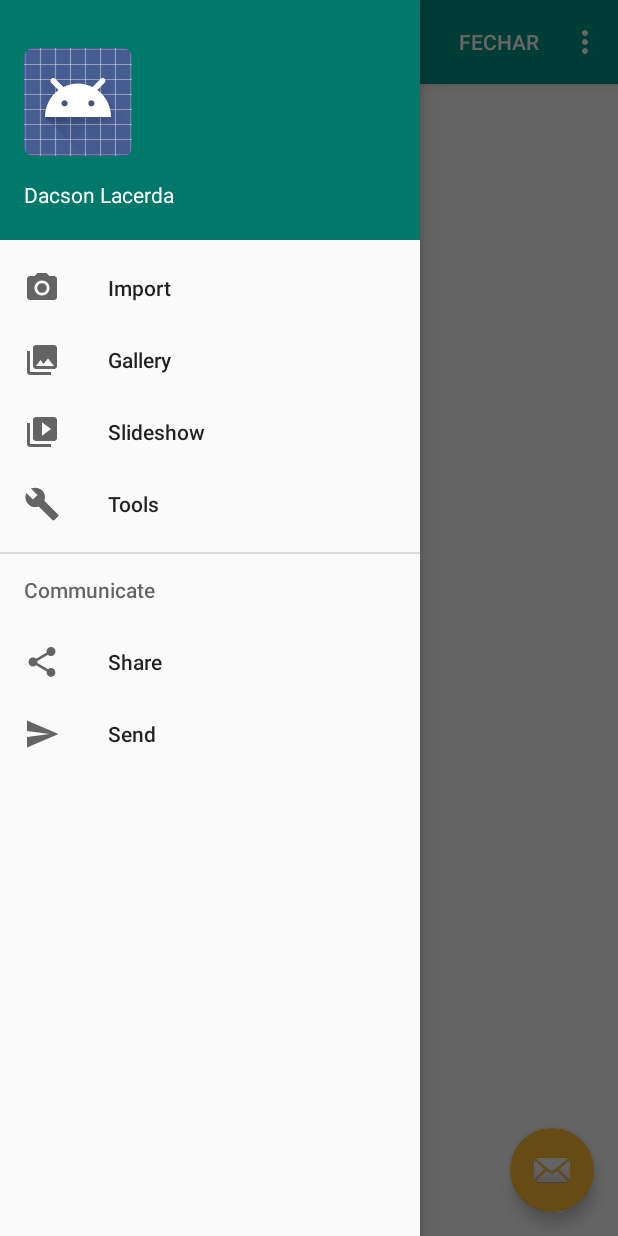
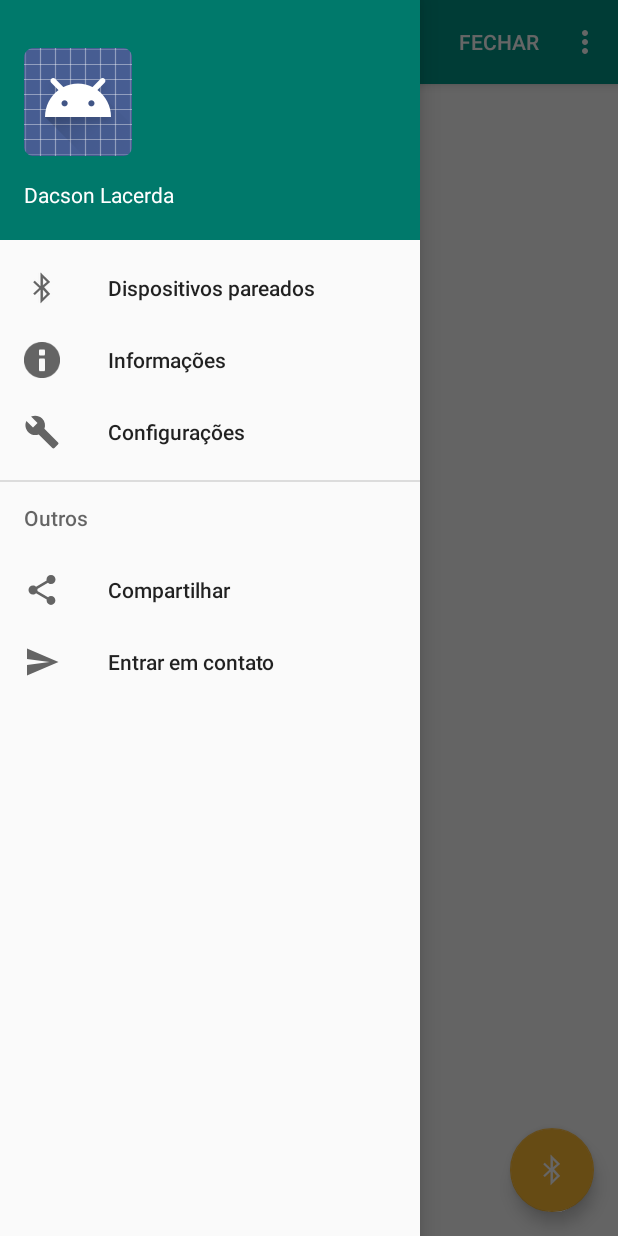
Before and after one commit to MichelRibeiro1/TrafficPad, an Android app: the TelaFuncionalActivity screen opened directly, with no data from a screen before it, with the side drawer open, on a phone screen of 412 x 824 dp. Run offline under Robolectric (Android 15) with nearby library versions, the phone set to English and light mode, and no system bars.

Commit message:
Alterações no menu lateral da tela funcional

```diff
--- a/app/build.gradle
+++ b/app/build.gradle
@@ -20,10 +20,11 @@ android {
 }
 
 dependencies {
-    compile fileTree(dir: 'libs', include: ['*.jar'])
+    compile fileTree(include: ['*.jar'], dir: 'libs')
     androidTestCompile('com.android.support.test.espresso:espresso-core:2.2.2', {
         exclude group: 'com.android.support', module: 'support-annotations'
     })
+    compile files('libs/TarsosDSP-Android-2.0-bin.jar')
     compile 'com.android.support:appcompat-v7:26.+'
     compile 'com.android.support.constraint:constraint-layout:1.0.2'
     compile 'com.android.support:design:26.+'
--- a/app/src/main/AndroidManifest.xml
+++ b/app/src/main/AndroidManifest.xml
@@ -18,14 +18,11 @@
 
                 <category android:name="android.intent.category.LAUNCHER" />
             </intent-filter>
-
         </activity>
         <activity
             android:name=".TelaFuncionalActivity"
             android:label="@string/title_activity_tela_funcional"
-            android:theme="@style/AppTheme.NoActionBar">
-        </activity>
-
+            android:theme="@style/AppTheme.NoActionBar"></activity>
     </application>
 
 </manifest>
--- a/app/src/main/java/com/clubederobotica/trafficpad/TelaFuncionalActivity.java
+++ b/app/src/main/java/com/clubederobotica/trafficpad/TelaFuncionalActivity.java
@@ -90,8 +90,6 @@ public class TelaFuncionalActivity extends AppCompatActivity
             // Handle the camera action
         } else if (id == R.id.nav_gallery) {
 
-        } else if (id == R.id.nav_slideshow) {
-
         } else if (id == R.id.nav_manage) {
 
         } else if (id == R.id.nav_share) {
--- a/app/src/main/java/com/clubederobotica/trafficpad/TelaInicialActivity.java
+++ b/app/src/main/java/com/clubederobotica/trafficpad/TelaInicialActivity.java
@@ -25,7 +25,7 @@ public class TelaInicialActivity extends AppCompatActivity {
         fab.setOnClickListener(new View.OnClickListener() {
             @Override
             public void onClick(View view) {
-                Snackbar.make(view, "Aperte no ícone para iniciar a aplicação.", Snackbar.LENGTH_LONG)
+                Snackbar.make(view, "Aperte no carro para iniciar o aplicativo.", Snackbar.LENGTH_LONG)
                         .setAction("Action", null).show();
             }
         });
--- a/app/src/main/res/layout/app_bar_tela_funcional.xml
+++ b/app/src/main/res/layout/app_bar_tela_funcional.xml
@@ -28,6 +28,6 @@
         android:layout_height="wrap_content"
         android:layout_gravity="bottom|end"
         android:layout_margin="@dimen/fab_margin"
-        app:srcCompat="@android:drawable/ic_dialog_email" />
+        app:srcCompat="@android:drawable/stat_sys_data_bluetooth" />
 
 </android.support.design.widget.CoordinatorLayout>
--- a/app/src/main/res/layout/content_tela_inicial.xml
+++ b/app/src/main/res/layout/content_tela_inicial.xml
@@ -13,6 +13,7 @@
         android:layout_width="wrap_content"
         android:layout_height="wrap_content"
         android:background="@drawable/botao_inicial"
+        android:elevation="10dp"
         app:layout_constraintRight_toRightOf="parent"
         app:layout_constraintLeft_toLeftOf="parent"
         app:layout_constraintBottom_toBottomOf="parent"
--- a/app/src/main/res/layout/nav_header_tela_funcional.xml
+++ b/app/src/main/res/layout/nav_header_tela_funcional.xml
@@ -13,13 +13,14 @@
     android:theme="@style/ThemeOverlay.AppCompat.Dark">
 
     <ImageView
-        android:id="@+id/imageView"
+        android:id="@+id/imageUser"
         android:layout_width="wrap_content"
         android:layout_height="wrap_content"
         android:paddingTop="@dimen/nav_header_vertical_spacing"
         app:srcCompat="@android:drawable/sym_def_app_icon" />
 
     <TextView
+        android:id="@+id/userName"
         android:layout_width="match_parent"
         android:layout_height="wrap_content"
         android:paddingTop="@dimen/nav_header_vertical_spacing"
@@ -27,10 +28,9 @@
         android:textAppearance="@style/TextAppearance.AppCompat.Body1" />
 
     <TextView
-        android:id="@+id/textView"
+        android:id="@+id/emailUser"
         android:layout_width="wrap_content"
         android:layout_height="wrap_content"
-        android:text="dacsonlacerda@gmail.com
-" />
+        android:text="dacsonlacerda@gmail.com" />
 
 </LinearLayout>
--- a/app/src/main/res/menu/activity_tela_funcional_drawer.xml
+++ b/app/src/main/res/menu/activity_tela_funcional_drawer.xml
@@ -4,32 +4,28 @@
     <group android:checkableBehavior="single">
         <item
             android:id="@+id/nav_camera"
-            android:icon="@drawable/ic_menu_camera"
-            android:title="Import" />
+            android:icon="@android:drawable/stat_sys_data_bluetooth"
+            android:title="Dispositivos pareados" />
         <item
             android:id="@+id/nav_gallery"
-            android:icon="@drawable/ic_menu_gallery"
-            android:title="Gallery" />
-        <item
-            android:id="@+id/nav_slideshow"
-            android:icon="@drawable/ic_menu_slideshow"
-            android:title="Slideshow" />
+            android:icon="@android:drawable/ic_dialog_info"
+            android:title="Informações" />
         <item
             android:id="@+id/nav_manage"
             android:icon="@drawable/ic_menu_manage"
-            android:title="Tools" />
+            android:title="Configurações" />
     </group>
 
-    <item android:title="Communicate">
+    <item android:title="Outros">
         <menu>
             <item
                 android:id="@+id/nav_share"
                 android:icon="@drawable/ic_menu_share"
-                android:title="Share" />
+                android:title="Compartilhar" />
             <item
                 android:id="@+id/nav_send"
                 android:icon="@drawable/ic_menu_send"
-                android:title="Send" />
+                android:title="Entrar em contato" />
         </menu>
     </item>
 
```
